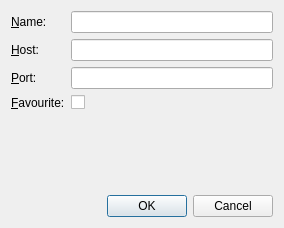
Before: the Qt Designer form Viewer/ecflowUI/src/ServerEditDialog.ui in ecmwf/ecflow, drawn with Qt 5.
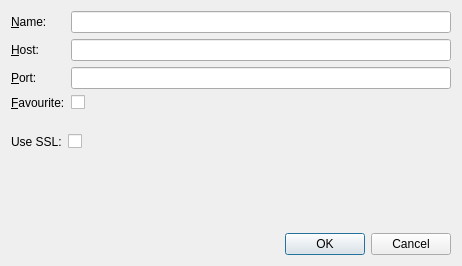
After: the same form once the commit is applied. Custom widgets are drawn as their Qt base class.

Commit message: Possibility to mix ssl and non ssl servers in ecflow_ui ECFLOW-1490

The edit to the form file:
```diff
--- a/Viewer/ecflowUI/src/ServerEditDialog.ui
+++ b/Viewer/ecflowUI/src/ServerEditDialog.ui
@@ -6,8 +6,8 @@
    <rect>
     <x>0</x>
     <y>0</y>
-    <width>284</width>
-    <height>228</height>
+    <width>462</width>
+    <height>266</height>
    </rect>
   </property>
   <property name="windowTitle">
@@ -19,9 +19,6 @@
   <layout class="QVBoxLayout" name="verticalLayout">
    <item>
     <layout class="QFormLayout" name="formLayout">
-     <property name="fieldGrowthPolicy">
-      <enum>QFormLayout::ExpandingFieldsGrow</enum>
-     </property>
      <item row="0" column="0">
       <widget class="QLabel" name="label">
        <property name="text">
@@ -48,7 +45,7 @@
      <item row="1" column="1">
       <widget class="QLineEdit" name="hostEdit"/>
      </item>
-     <item row="3" column="0">
+     <item row="2" column="0">
       <widget class="QLabel" name="label_3">
        <property name="text">
         <string>&amp;Port:</string>
@@ -58,10 +55,10 @@
        </property>
       </widget>
      </item>
-     <item row="3" column="1">
+     <item row="2" column="1">
       <widget class="QLineEdit" name="portEdit"/>
      </item>
-     <item row="4" column="0">
+     <item row="3" column="0">
       <widget class="QLabel" name="label_4">
        <property name="text">
         <string>&amp;Favourite:</string>
@@ -71,7 +68,7 @@
        </property>
       </widget>
      </item>
-     <item row="4" column="1">
+     <item row="3" column="1">
       <widget class="QCheckBox" name="favCh">
        <property name="text">
         <string/>
@@ -80,6 +77,69 @@
      </item>
     </layout>
    </item>
+   <item>
+    <spacer name="verticalSpacer">
+     <property name="orientation">
+      <enum>Qt::Vertical</enum>
+     </property>
+     <property name="sizeType">
+      <enum>QSizePolicy::Fixed</enum>
+     </property>
+     <property name="sizeHint" stdset="0">
+      <size>
+       <width>20</width>
+       <height>10</height>
+      </size>
+     </property>
+    </spacer>
+   </item>
+   <item>
+    <widget class="MessageLabel" name="sslMessageLabel" native="true"/>
+   </item>
+   <item>
+    <layout class="QHBoxLayout" name="horizontalLayout">
+     <item>
+      <widget class="QLabel" name="sslLabel">
+       <property name="text">
+        <string>Use SSL:</string>
+       </property>
+      </widget>
+     </item>
+     <item>
+      <widget class="QCheckBox" name="sslCh">
+       <property name="text">
+        <string/>
+       </property>
+      </widget>
+     </item>
+     <item>
+      <spacer name="horizontalSpacer">
+       <property name="orientation">
+        <enum>Qt::Horizontal</enum>
+       </property>
+       <property name="sizeHint" stdset="0">
+        <size>
+         <width>40</width>
+         <height>20</height>
+        </size>
+       </property>
+      </spacer>
+     </item>
+    </layout>
+   </item>
+   <item>
+    <spacer name="verticalSpacer_2">
+     <property name="orientation">
+      <enum>Qt::Vertical</enum>
+     </property>
+     <property name="sizeHint" stdset="0">
+      <size>
+       <width>20</width>
+       <height>40</height>
+      </size>
+     </property>
+    </spacer>
+   </item>
    <item>
     <widget class="QDialogButtonBox" name="buttonBox">
      <property name="orientation">
@@ -92,6 +152,14 @@
    </item>
   </layout>
  </widget>
+ <customwidgets>
+  <customwidget>
+   <class>MessageLabel</class>
+   <extends>QWidget</extends>
+   <header>MessageLabel.hpp</header>
+   <container>1</container>
+  </customwidget>
+ </customwidgets>
  <resources/>
  <connections>
   <connection>
```
The commit also changes 20 other files.
